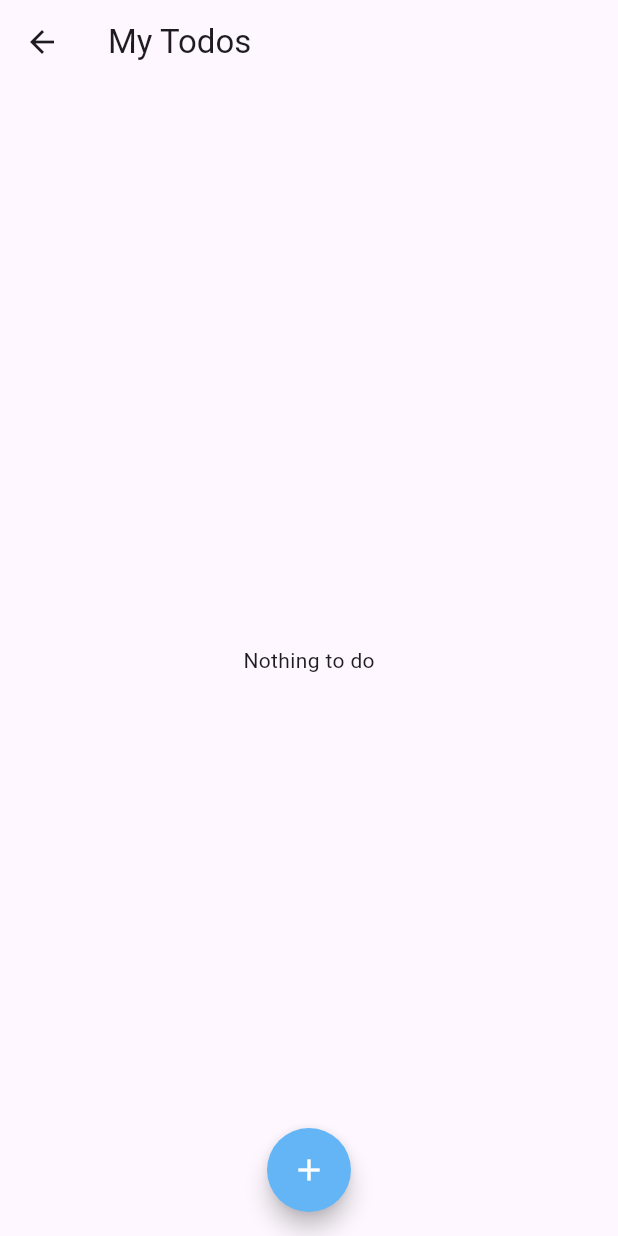
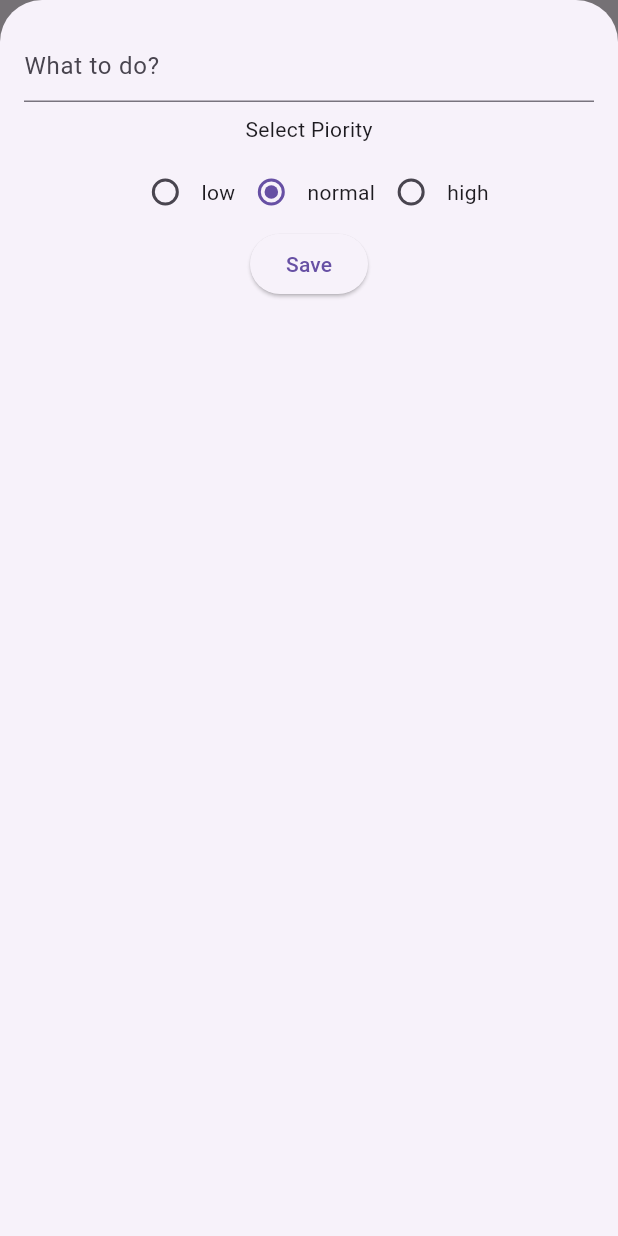
Before and after one commit to Nasaee/flutter_tutorial, a Flutter app: the TodoPage screen opened directly, after a tap on the "add" icon, on a phone screen of 412 x 824 dp. Run offline on Flutter 3.47's test engine with Material 3 defaults, Android fonts, the phone set to English and light mode, and no system bars.

Commit message:
todos app

```diff
--- a/basic_widget/lib/my_todos_page.dart
+++ b/basic_widget/lib/my_todos_page.dart
@@ -8,6 +8,9 @@ class TodoPage extends StatefulWidget {
 }
 
 class _TodoPageState extends State<TodoPage> {
+  final _controller = TextEditingController();
+  TodoPriority priority = TodoPriority.normal;
+
   @override
   Widget build(BuildContext context) {
     return Scaffold(
@@ -18,7 +21,7 @@ class _TodoPageState extends State<TodoPage> {
         ),
         backgroundColor: Colors.blue[300],
         onPressed: () {
-          // Add your code here
+          addTodo();
         },
         child: Icon(
           Icons.add,
@@ -47,9 +50,115 @@ class _TodoPageState extends State<TodoPage> {
             ),
     );
   }
+
+  void addTodo() {
+    showModalBottomSheet(
+      context: context,
+      isScrollControlled: true,
+      builder: (context) => StatefulBuilder(
+        builder: (context, setBuilderState) => Padding(
+          padding: const EdgeInsets.only(
+            top: 20.0,
+            left: 16.0,
+            right: 16.0,
+            bottom: 16.0,
+          ),
+          child: Column(
+            children: [
+              TextField(
+                controller: _controller,
+                decoration: InputDecoration(
+                  hintText: 'What to do?',
+                ),
+              ),
+              Padding(
+                padding: const EdgeInsets.all(8.0),
+                child: Text('Select Piority'),
+              ),
+              Row(
+                mainAxisAlignment: MainAxisAlignment.center,
+                children: [
+                  Radio<TodoPriority>(
+                    value: TodoPriority.low,
+                    groupValue: priority,
+                    onChanged: (value) {
+                      setBuilderState(() {
+                        priority = value!;
+                      });
+                    },
+                  ),
+                  Text(TodoPriority.low.name),
+                  Radio<TodoPriority>(
+                    value: TodoPriority.normal,
+                    groupValue: priority,
+                    onChanged: (value) {
+                      setBuilderState(() {
+                        priority = value!;
+                      });
+                    },
+                  ),
+                  Text(TodoPriority.normal.name),
+                  Radio<TodoPriority>(
+                    value: TodoPriority.high,
+                    groupValue: priority,
+                    onChanged: (value) {
+                      setBuilderState(() {
+                        priority = value!;
+                      });
+                    },
+                  ),
+                  Text(TodoPriority.high.name),
+                ],
+              ),
+              ElevatedButton(
+                onPressed: _save,
+                child: Text('Save'),
+              ),
+            ],
+          ),
+        ),
+      ),
+    );
+  }
+
+  void _save() {
+    if (_controller.text.isEmpty) {
+      showMsg(context, 'Input field cannot be empty');
+      return;
+    }
+    final todo = MyTodo(
+      id: MyTodo.todos.length + 1,
+      name: _controller.text,
+      priority: priority,
+    );
+
+    MyTodo.todos.add(todo);
+    setState(() {
+      _controller.clear();
+      Navigator.pop(context);
+    });
+  }
 }
 
-enum TodoPriority { low, medium, high }
+void showMsg(BuildContext context, String s) {
+  showDialog(
+    context: context,
+    builder: (context) => AlertDialog(
+      title: Text('Caution!'),
+      content: Text(s),
+      actions: [
+        TextButton(
+          onPressed: () {
+            Navigator.pop(context);
+          },
+          child: Text('CLOSE'),
+        ),
+      ],
+    ),
+  );
+}
+
+enum TodoPriority { low, normal, high }
 
 class TodoItem extends StatelessWidget {
   final MyTodo todo;
```
